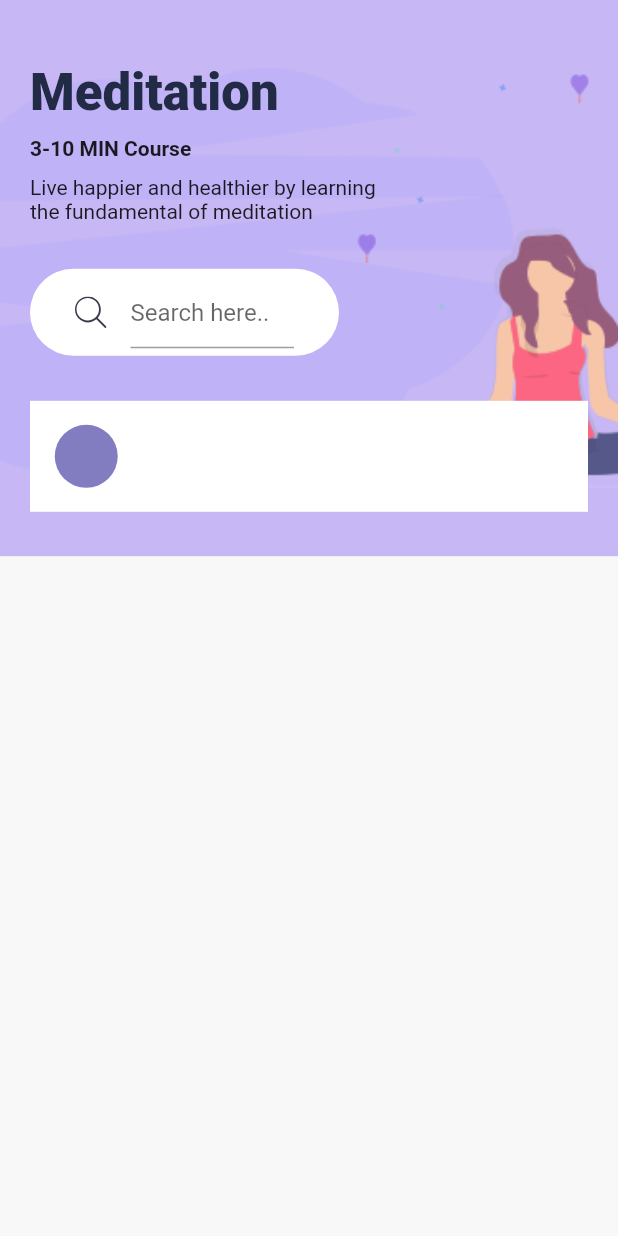
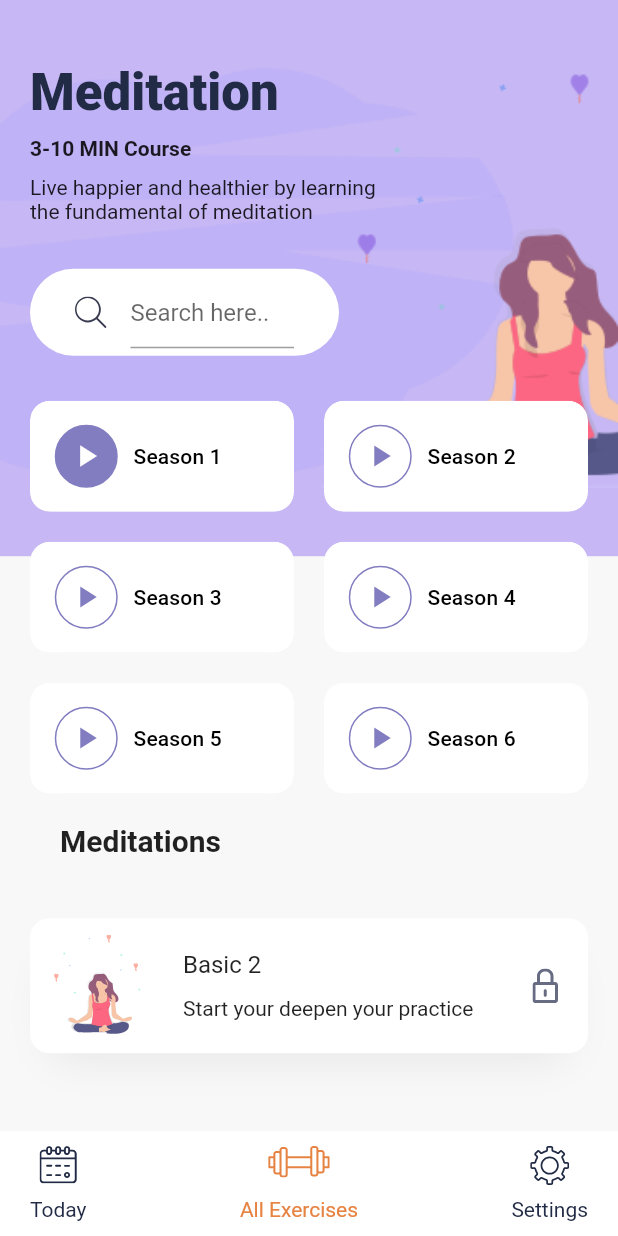
Before and after one commit to kalananimsara/daily-exercise-app, a Flutter app: the DetailsScreen screen opened directly, on a phone screen of 412 x 824 dp. Run offline on Flutter 3.47's test engine with Material 2 defaults, Android fonts, the phone set to English and light mode, and no system bars; our stand-ins replace flutter_svg.

Commit message:
feat: complted the meditation screen 😋😋

```diff
--- a/lib/screens/details_screen.dart
+++ b/lib/screens/details_screen.dart
@@ -1,12 +1,16 @@
 import 'package:daily_exercise_app/constants.dart';
+import 'package:daily_exercise_app/main.dart';
 import 'package:daily_exercise_app/widgets/search_bar.dart';
 import 'package:flutter/material.dart';
+import 'package:flutter/rendering.dart';
+import 'package:flutter_svg/flutter_svg.dart';
 
 class DetailsScreen extends StatelessWidget {
   @override
   Widget build(BuildContext context) {
     var size = MediaQuery.of(context).size;
     return Scaffold(
+      bottomNavigationBar: BottomNavBar(),
       body: Stack(
         children: <Widget>[
           Container(
@@ -20,6 +24,7 @@ class DetailsScreen extends StatelessWidget {
           SafeArea(
               child: Padding(
             padding: const EdgeInsets.symmetric(horizontal: 20),
+            child: SingleChildScrollView(
               child: Column(
                 crossAxisAlignment: CrossAxisAlignment.start,
                 children: <Widget>[
@@ -52,17 +57,88 @@ class DetailsScreen extends StatelessWidget {
                   ),
                   SizedBox(width: size.width * 0.5, child: SearchBar()),
                   Wrap(
+                    spacing: 20,
+                    runSpacing: 20,
                     children: <Widget>[
+                      SessionCard(
+                        sessionNum: 1,
+                        isDone: true,
+                        press: () {},
+                      ),
+                      SessionCard(
+                        sessionNum: 2,
+                        isDone: false,
+                        press: () {},
+                      ),
+                      SessionCard(
+                        sessionNum: 3,
+                        isDone: false,
+                        press: () {},
+                      ),
+                      SessionCard(
+                        sessionNum: 4,
+                        isDone: false,
+                        press: () {},
+                      ),
+                      SessionCard(
+                        sessionNum: 5,
+                        isDone: false,
+                        press: () {},
+                      ),
+                      SessionCard(
+                        sessionNum: 6,
+                        isDone: false,
+                        press: () {},
+                      ),
+                      SizedBox(
+                        height: 20,
+                      ),
+                      Text(
+                        "Meditations",
+                        style: Theme.of(context)
+                            .textTheme
+                            .title
+                            .copyWith(fontWeight: FontWeight.bold),
+                      ),
                       Container(
-                      padding: EdgeInsets.all(16),
-                      decoration: BoxDecoration(color: Colors.white),
+                        margin: EdgeInsets.symmetric(vertical: 20),
+                        padding: EdgeInsets.all(10),
+                        height: 90,
+                        decoration: BoxDecoration(
+                            color: Colors.white,
+                            borderRadius: BorderRadius.circular(13),
+                            boxShadow: [
+                              BoxShadow(
+                                  offset: Offset(0, 17),
+                                  blurRadius: 23,
+                                  spreadRadius: -13,
+                                  color: kShadowColor),
+                            ]),
                         child: Row(
                           children: <Widget>[
-                          Container(
-                            height: 42,
-                            width: 43,
-                            decoration: BoxDecoration(
-                                color: kBlueColor, shape: BoxShape.circle),
+                            SvgPicture.asset(
+                                "assets/icons/Meditation_women_small.svg"),
+                            SizedBox(
+                              width: 20,
+                            ),
+                            Expanded(
+                                child: Column(
+                              mainAxisAlignment: MainAxisAlignment.spaceEvenly,
+                              crossAxisAlignment: CrossAxisAlignment.start,
+                              children: <Widget>[
+                                Text(
+                                  "Basic 2",
+                                  style: Theme.of(context).textTheme.subtitle1,
+                                ),
+                                Text(
+                                  "Start your deepen your practice",
+                                  style: Theme.of(context).textTheme.bodyText2,
+                                )
+                              ],
+                            )),
+                            Padding(
+                              padding: EdgeInsets.all(10),
+                              child: SvgPicture.asset("assets/icons/Lock.svg"),
                             )
                           ],
                         ),
@@ -71,9 +147,75 @@ class DetailsScreen extends StatelessWidget {
                   )
                 ],
               ),
+            ),
           ))
         ],
       ),
     );
   }
 }
+
+class SessionCard extends StatelessWidget {
+  final int sessionNum;
+  final bool isDone;
+  final Function press;
+  const SessionCard({Key key, this.isDone = false, this.sessionNum, this.press})
+      : super(key: key);
+
+  @override
+  Widget build(BuildContext context) {
+    return LayoutBuilder(builder: (context, constraints) {
+      return ClipRRect(
+        borderRadius: BorderRadius.circular(13),
+        child: Container(
+          width: constraints.maxWidth / 2 -
+              10, // constraints.maxWidth will provide the availabe width for this widget
+          //padding: EdgeInsets.all(16),
+          decoration: BoxDecoration(
+            color: Colors.white,
+            borderRadius: BorderRadius.circular(13),
+            boxShadow: [
+              BoxShadow(
+                  offset: Offset(0, 17),
+                  blurRadius: 23,
+                  spreadRadius: -13,
+                  color: kShadowColor)
+            ],
+          ),
+          child: Material(
+            color: Colors.transparent,
+            child: InkWell(
+              onTap: press,
+              child: Padding(
+                padding: const EdgeInsets.all(16.0),
+                child: Row(
+                  children: <Widget>[
+                    Container(
+                      height: 42,
+                      width: 43,
+                      decoration: BoxDecoration(
+                          color: isDone ? kBlueColor : Colors.white,
+                          shape: BoxShape.circle,
+                          border: Border.all(color: kBlueColor)),
+                      child: Icon(
+                        Icons.play_arrow,
+                        color: isDone ? Colors.white : kBlueColor,
+                      ),
+                    ),
+                    SizedBox(
+                      width: 10,
+                    ),
+                    Text(
+                      "Season $sessionNum",
+                      style: Theme.of(context).textTheme.subtitle,
+                    )
+                  ],
+                ),
+              ),
+            ),
+          ),
+        ),
+      );
+    });
+  }
+}
```
Lines whose indentation alone changed are shown as unchanged.
